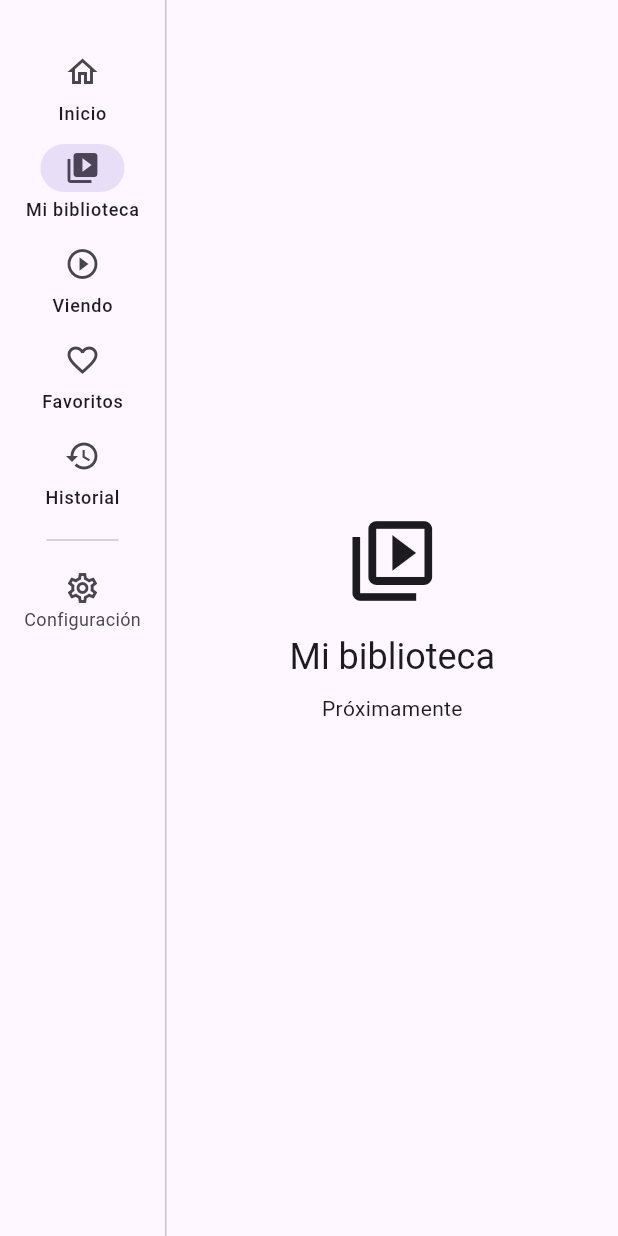
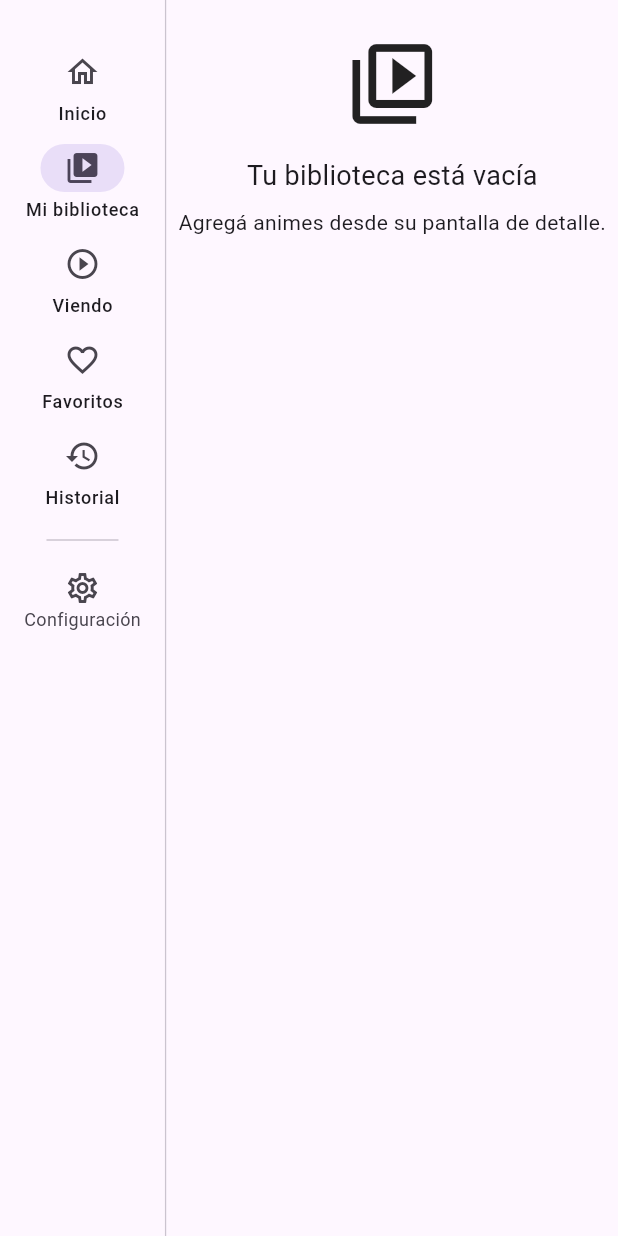
Before and after one commit to AlvaroSalla/anime_tracker, a Flutter app: the screen it shows after launch, after a tap on "Configuración", after a tap on "Inicio", after a tap on "Mi biblioteca", on a phone screen of 412 x 824 dp. Run offline on Flutter 3.47's test engine with Material 3 defaults, Android fonts, the phone set to English and light mode, and no system bars; our stand-ins replace sqflite, sqflite_common_ffi; accounts and stored records are empty; network calls fail.

Commit message:
fix: biblioteca placeholder sin implementar y episodios null en animes en emision

```diff
--- a/lib/screens/app_shell.dart
+++ b/lib/screens/app_shell.dart
@@ -1,6 +1,8 @@
 import 'package:flutter/material.dart';
 
+import '../data/biblioteca_repository.dart';
 import '../services/anilist_service.dart';
+import 'biblioteca_screen.dart';
 import 'inicio_screen.dart';
 
 /// Estructura general de la app: [NavigationRail] fijo a la izquierda
@@ -11,7 +13,12 @@ class AppShell extends StatefulWidget {
   /// crea uno propio (y lo cierra al destruirse). Inyectable en tests.
   final AnilistService? service;
 
-  const AppShell({super.key, this.service});
+  /// Repositorio para la pantalla de biblioteca. Inyectable en tests
+  /// (en widget tests se usa un fake en memoria porque el sqlite real
+  /// no avanza en zona fake-async).
+  final BibliotecaRepository? repository;
+
+  const AppShell({super.key, this.service, this.repository});
 
   @override
   State<AppShell> createState() => _AppShellState();
@@ -21,6 +28,11 @@ class _AppShellState extends State<AppShell> {
   late final AnilistService _service;
   late final bool _poseeServicio;
   late final List<Widget> _secciones;
+
+  /// Clave para pedirle a la biblioteca que se recargue cada vez que
+  /// se selecciona su sección (el IndexedStack la mantiene viva y si
+  /// no, mostraría datos viejos tras agregar/quitar desde el detalle).
+  final _bibliotecaKey = GlobalKey<BibliotecaScreenState>();
 
   int _seccion = 0;
 
@@ -39,9 +51,10 @@ class _AppShellState extends State<AppShell> {
     // Índices 0-4 = destinos del rail, 5 = Configuración (trailing).
     _secciones = [
       InicioScreen(service: _service),
-      const SeccionPlaceholder(
-        titulo: 'Mi biblioteca',
-        icono: Icons.video_library_outlined,
+      BibliotecaScreen(
+        key: _bibliotecaKey,
+        repository: widget.repository,
+        service: _service,
       ),
       const SeccionPlaceholder(
         titulo: 'Viendo',
@@ -116,10 +129,17 @@ class _AppShellState extends State<AppShell> {
                 extended: expandido,
                 minExtendedWidth: 210,
                 selectedIndex: _indiceRail,
-                onDestinationSelected: (indice) => setState(() {
-                  _seccion = indice;
-                  _indiceRail = indice;
-                }),
+                onDestinationSelected: (indice) {
+                  setState(() {
+                    _seccion = indice;
+                    _indiceRail = indice;
+                  });
+                  // La biblioteca se relee al entrar: cubre altas/bajas
+                  // hechas desde el detalle sin recrear el widget.
+                  if (indice == 1) {
+                    _bibliotecaKey.currentState?.recargar();
+                  }
+                },
                 labelType: expandido
                     ? NavigationRailLabelType.none
                     : NavigationRailLabelType.all,
--- /dev/null
+++ b/lib/screens/biblioteca_screen.dart
@@ -0,0 +1,204 @@
+import 'package:flutter/material.dart';
+
+import '../data/biblioteca_repository.dart';
+import '../models/entrada_biblioteca.dart';
+import '../services/anilist_service.dart';
+import '../widgets/anime_image.dart';
+import 'detalle_anime_screen.dart';
+
+/// Pantalla "Mi biblioteca": lista lo guardado en SQLite.
+///
+/// Lee con [BibliotecaRepository.obtenerTodas] y muestra una fila por
+/// anime con portada, título y progreso. El tap abre el detalle (que
+/// trae el [Anime] completo por red) y al volver se recarga la lista,
+/// por si se quitó el anime o cambió el progreso.
+class BibliotecaScreen extends StatefulWidget {
+  final BibliotecaRepository? repository;
+
+  /// Servicio para el detalle que se abre desde cada fila.
+  /// Inyectable en tests (por defecto el detalle crea el propio).
+  final AnilistService? service;
+
+  const BibliotecaScreen({super.key, this.repository, this.service});
+
+  @override
+  State<BibliotecaScreen> createState() => BibliotecaScreenState();
+}
+
+class BibliotecaScreenState extends State<BibliotecaScreen> {
+  late final BibliotecaRepository _repository;
+  late Future<List<EntradaBiblioteca>> _futuro;
+
+  @override
+  void initState() {
+    super.initState();
+    _repository = widget.repository ?? BibliotecaRepository();
+    _futuro = _cargar();
+  }
+
+  /// Relee la base y refresca la UI. Lo llama el [AppShell] cada vez
+  /// que se selecciona esta sección, el pull-to-refresh, el botón de
+  /// reintentar y esta misma pantalla al volver del detalle.
+  Future<void> recargar() async {
+    final futuro = _cargar();
+    // Bloque (no `=>`): la asignación devuelve el Future y setState
+    // exige un callback síncrono que devuelva void.
+    setState(() {
+      _futuro = futuro;
+    });
+    await futuro;
+  }
+
+  Future<List<EntradaBiblioteca>> _cargar() async {
+    try {
+      final entradas = await _repository.obtenerTodas();
+      debugPrint(
+        '[Biblioteca] obtenerTodas() → ${entradas.length} entradas: '
+        '${entradas.map((e) => e.animeId).toList()}',
+      );
+      return entradas;
+    } catch (e) {
+      debugPrint('[Biblioteca] obtenerTodas() FALLÓ: $e');
+      rethrow;
+    }
+  }
+
+  Future<void> _abrirDetalle(int animeId) async {
+    await Navigator.of(context).push(
+      MaterialPageRoute(
+        builder: (_) => DetalleAnimeScreen(
+          animeId: animeId,
+          service: widget.service,
+        ),
+      ),
+    );
+    if (!mounted) return;
+    // Al volver (p. ej. se quitó de la biblioteca o avanzó episodios)
+    // la lista puede haber cambiado: releer.
+    await recargar();
+  }
+
+  static String _textoEstado(EstadoBiblioteca estado) {
+    switch (estado) {
+      case EstadoBiblioteca.viendo:
+        return 'Viendo';
+      case EstadoBiblioteca.completado:
+        return 'Completado';
+      case EstadoBiblioteca.pendiente:
+        return 'Pendiente';
+      case EstadoBiblioteca.abandonado:
+        return 'Abandonado';
+    }
+  }
+
+  @override
+  Widget build(BuildContext context) {
+    return Scaffold(
+      body: SafeArea(
+        child: FutureBuilder<List<EntradaBiblioteca>>(
+          future: _futuro,
+          builder: (context, snapshot) {
+            if (snapshot.connectionState == ConnectionState.waiting) {
+              return const Center(child: CircularProgressIndicator());
+            }
+            if (snapshot.hasError) {
+              return Center(
+                child: Padding(
+                  padding: const EdgeInsets.all(24),
+                  child: Column(
+                    mainAxisSize: MainAxisSize.min,
+                    children: [
+                      const Icon(Icons.cloud_off_outlined, size: 48),
+                      const SizedBox(height: 12),
+                      Text(
+                        'No se pudo leer tu biblioteca: ${snapshot.error}',
+                        textAlign: TextAlign.center,
+                      ),
+                      const SizedBox(height: 12),
+                      FilledButton.icon(
+                        onPressed: recargar,
+                        icon: const Icon(Icons.refresh),
+                        label: const Text('Reintentar'),
+                      ),
+                    ],
+                  ),
+                ),
+              );
+            }
+            final entradas = snapshot.data ?? const [];
+            if (entradas.isEmpty) {
+              return RefreshIndicator(
+                onRefresh: recargar,
+                child: ListView(
+                  padding: const EdgeInsets.only(top: 24),
+                  children: const [
+                    Icon(
+                      Icons.video_library_outlined,
+                      size: 64,
+                    ),
+                    SizedBox(height: 16),
+                    Center(
+                      child: Text(
+                        'Tu biblioteca está vacía',
+                        style: TextStyle(fontSize: 18),
+                      ),
+                    ),
+                    SizedBox(height: 8),
+                    Center(
+                      child: Text(
+                        'Agregá animes desde su pantalla de detalle.',
+                      ),
+                    ),
+                  ],
+                ),
+              );
+            }
+            return RefreshIndicator(
+              onRefresh: recargar,
+              child: ListView(
+                padding: const EdgeInsets.only(top: 8, bottom: 24),
+                children: [
+                  Padding(
+                    padding: const EdgeInsets.fromLTRB(16, 8, 16, 8),
+                    child: Text(
+                      'Mi biblioteca (${entradas.length})',
+                      style: Theme.of(context).textTheme.titleLarge,
+                    ),
+                  ),
+                  ...entradas.map(_buildFila),
+                ],
+              ),
+            );
+          },
+        ),
+      ),
+    );
+  }
+
+  Widget _buildFila(EntradaBiblioteca entrada) {
+    final progreso = entrada.episodiosTotales != null
+        ? '${entrada.episodioActual}/${entrada.episodiosTotales} eps'
+        : '${entrada.episodioActual} vistos';
+    return ListTile(
+      contentPadding:
+          const EdgeInsets.symmetric(horizontal: 16, vertical: 4),
+      leading: AnimeCoverImage(
+        url: entrada.imagenPortada,
+        width: 48,
+        height: 64,
+      ),
+      title: Text(
+        entrada.tituloAnime,
+        maxLines: 1,
+        overflow: TextOverflow.ellipsis,
+      ),
+      subtitle: Text(
+        '$progreso  ·  ${_textoEstado(entrada.estado)}',
+        maxLines: 1,
+        overflow: TextOverflow.ellipsis,
+      ),
+      trailing: const Icon(Icons.chevron_right),
+      onTap: () => _abrirDetalle(entrada.animeId),
+    );
+  }
+}
--- a/lib/services/anilist_service.dart
+++ b/lib/services/anilist_service.dart
@@ -46,6 +46,7 @@ query ($search: String) {
       genres
       averageScore
       episodes
+      nextAiringEpisode { episode }
       status
       season
       seasonYear
@@ -66,6 +67,7 @@ query ($id: Int) {
     genres
     averageScore
     episodes
+    nextAiringEpisode { episode }
     status
     season
     seasonYear
@@ -86,6 +88,7 @@ query ($page: Int, $perPage: Int) {
       genres
       averageScore
       episodes
+      nextAiringEpisode { episode }
       status
       season
       seasonYear
--- a/lib/widgets/anime_list_tile.dart
+++ b/lib/widgets/anime_list_tile.dart
@@ -20,6 +20,7 @@ class AnimeListTile extends StatelessWidget {
     final subtitulo = [
       if (anime.generos.isNotEmpty) anime.generos.take(3).join(' • '),
       if (anime.seasonYear != null) '${anime.seasonYear}',
+      if (anime.episodios != null) '${anime.episodios} eps' else 'En emisión',
     ].join('  ·  ');
 
     return ListTile(
```
Also changed, not shown: lib/data/biblioteca_repository.dart (+15 -0 lines), lib/models/anime.dart (+25 -1 lines), lib/screens/detalle_anime_screen.dart (+35 -9 lines), lib/widgets/anime_card.dart (+11 -0 lines), 4 other files.
